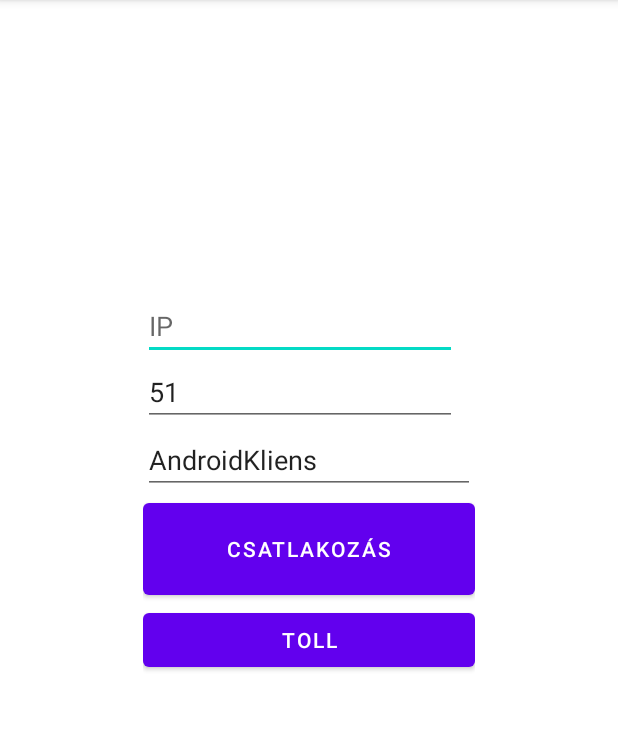
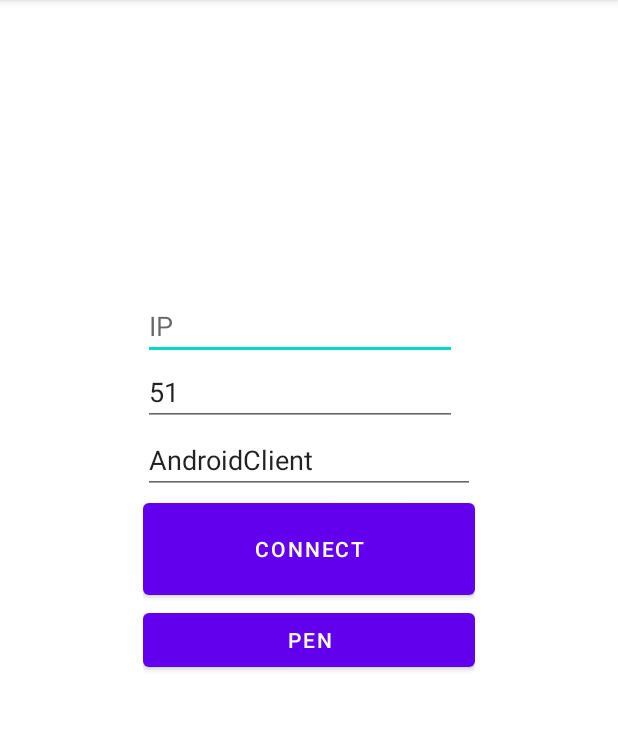
Before and after one commit to Qkrisi/LogoApiExamples, an Android app: the screen it shows after launch (MainActivity), on a phone screen of 412 x 824 dp, the part 84-814 px from its top. Run offline under Robolectric (Android 15) with nearby library versions, the phone set to English and light mode, and no system bars; 1 statement that could not run was skipped.

Commit message:
English app and description

```diff
--- a/LogoMote/app/src/main/java/com/qkrisi/logomote/MainActivity.java
+++ b/LogoMote/app/src/main/java/com/qkrisi/logomote/MainActivity.java
@@ -57,7 +57,7 @@ public class MainActivity extends AppCompatActivity implements SensorEventListen
                 if(IsConnected())
                 {
                     Disconnect();
-                    connectBtn.setText("Csatlakozás");
+                    connectBtn.setText("Connect");
                 }
                 else
                 {
@@ -71,12 +71,12 @@ public class MainActivity extends AppCompatActivity implements SensorEventListen
                     boolean success = !Objects.equals(name, "");
                     if(success)
                     {
-                        connectBtn.setText("Kapcsolat bontása");
+                        connectBtn.setText("Disconnect");
                         binding.nameText.setText(name);
                     }
                     else
                     {
-                        Alert("Sikertelen kapcsolat");
+                        Alert("Connection failed");
                     }
                 }
             }
--- a/LogoMote/app/src/main/res/layout/activity_main.xml
+++ b/LogoMote/app/src/main/res/layout/activity_main.xml
@@ -46,21 +46,21 @@
             android:layout_width="match_parent"
             android:layout_height="wrap_content"
             android:ems="10"
-            android:hint="Név"
+            android:hint="Name"
             android:inputType="text"
-            android:text="AndroidKliens" />
+            android:text="AndroidClient" />
 
         <Button
             android:id="@+id/connectButton"
             android:layout_width="match_parent"
             android:layout_height="73dp"
-            android:text="Csatlakozás" />
+            android:text="Connect" />
 
         <Button
             android:id="@+id/penButton"
             android:layout_width="match_parent"
             android:layout_height="wrap_content"
-            android:text="Toll" />
+            android:text="Pen" />
 
         <TextView
             android:id="@+id/textRot"
--- a/LogoMote/gradle/libs.versions.toml
+++ b/LogoMote/gradle/libs.versions.toml
@@ -1,5 +1,5 @@
 [versions]
-agp = "8.3.2"
+agp = "8.4.0"
 junit = "4.13.2"
 junitVersion = "1.1.5"
 espressoCore = "3.5.1"
```
Also changed, not shown: LogoMote/gradle/wrapper/gradle-wrapper.properties, 3 other files.
